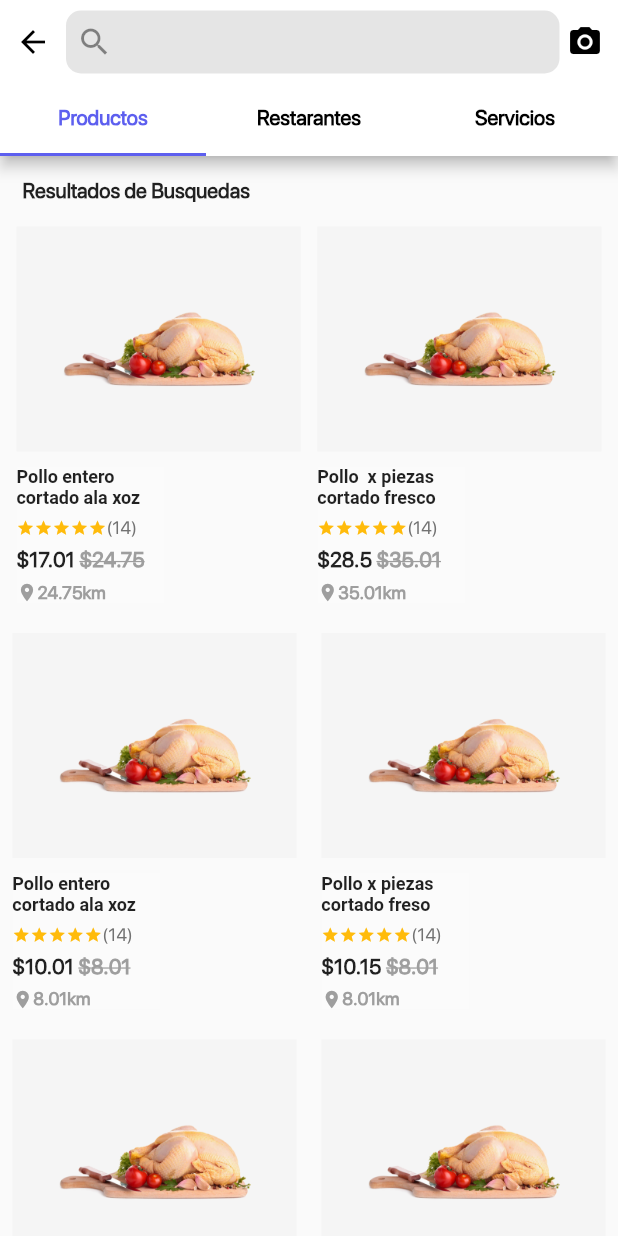
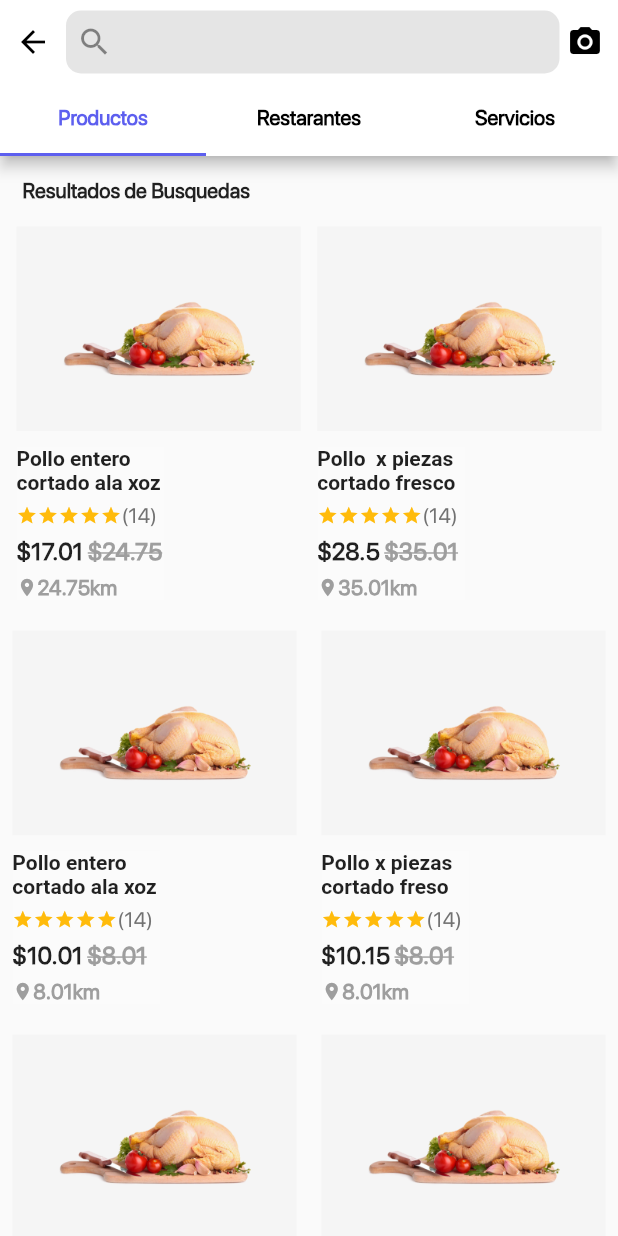
Before and after one commit to cyper145/flutter, a Flutter app: the screen it shows after launch, on a phone screen of 412 x 824 dp. Run offline on Flutter 3.47's test engine with Material 2 defaults, Android fonts, the phone set to English and light mode, and no system bars; Roboto replaces fonts that are missing (sfpro); project files that could hold a hidden picture were left out.

Commit message:
agregando detalles

```diff
--- a/lib/main.dart
+++ b/lib/main.dart
@@ -1,6 +1,5 @@
 import 'package:flutter/cupertino.dart';
 import 'package:flutter/material.dart';
-import 'package:prueba/helper/responsive.dart';
 import 'package:prueba/pages/home_page.dart';
 
 void main() {
@@ -41,6 +40,7 @@ class MyApp extends StatelessWidget {
                         color: const Color.fromRGBO(229, 229, 229, 1),
                         borderRadius: BorderRadius.circular(10)),
                     child: const TextField(
+                      style: TextStyle(fontSize: 14),
                       decoration: InputDecoration(
                         icon: Icon(Icons.search),
                         border: InputBorder.none,
@@ -57,7 +57,8 @@ class MyApp extends StatelessWidget {
               backgroundColor: Colors.white,
               bottom: const TabBar(
                   labelColor: Color.fromRGBO(93, 95, 239, 1),
-                  labelStyle: TextStyle(fontWeight: FontWeight.w700),
+                  labelStyle:
+                      TextStyle(fontWeight: FontWeight.w700, fontSize: 14),
                   unselectedLabelColor: Colors.black,
                   indicatorColor: Color.fromRGBO(93, 95, 239, 1),
                   tabs: [
--- a/lib/pages/home_page.dart
+++ b/lib/pages/home_page.dart
@@ -30,7 +30,7 @@ class _HomePagerState extends State<HomePage> {
               child: const Text(
                 "Resultados de Busquedas",
                 textAlign: TextAlign.left,
-                style: TextStyle(fontWeight: FontWeight.bold),
+                style: TextStyle(fontSize: 14, fontWeight: FontWeight.bold),
               ),
             ),
             Row(
--- a/lib/widget/card.dart
+++ b/lib/widget/card.dart
@@ -42,8 +42,6 @@ class _CardProductState extends State<CardProduct> {
         crossAxisAlignment: CrossAxisAlignment.start,
         children: [
           Container(
-            width: 200,
-            height: 150,
             padding: const EdgeInsets.symmetric(vertical: 25, horizontal: 30),
             margin: const EdgeInsets.all(0),
             color: Colors.grey[100],
@@ -64,7 +62,7 @@ class _CardProductState extends State<CardProduct> {
                   textAlign: TextAlign.left,
                   maxLines: 2,
                   style: const TextStyle(
-                      fontSize: 12.0,
+                      fontSize: 14.0,
                       fontFamily: "sfpro",
                       fontWeight: FontWeight.w600),
                 ),
@@ -74,32 +72,32 @@ class _CardProductState extends State<CardProduct> {
                     const Icon(
                       Icons.star,
                       color: Color.fromRGBO(255, 187, 11, 1),
-                      size: 12,
+                      size: 14,
                     ),
                     const Icon(
                       Icons.star,
                       color: Color.fromRGBO(255, 187, 11, 1),
-                      size: 12,
+                      size: 14,
                     ),
                     const Icon(
                       Icons.star,
                       color: Color.fromRGBO(255, 187, 11, 1),
-                      size: 12,
+                      size: 14,
                     ),
                     const Icon(
                       Icons.star,
                       color: Color.fromRGBO(255, 187, 11, 1),
-                      size: 12,
+                      size: 14,
                     ),
                     const Icon(
                       Icons.star,
                       color: Color.fromRGBO(255, 187, 11, 1),
-                      size: 12,
+                      size: 14,
                     ),
                     Text(
                       "(${widget.score.toInt()})",
                       style: const TextStyle(
-                          fontSize: 12.0,
+                          fontSize: 14.0,
                           color: Color.fromRGBO(114, 114, 114, 1)),
                     )
                   ],
@@ -109,12 +107,12 @@ class _CardProductState extends State<CardProduct> {
                   Text(
                     "\$${widget.price}",
                     style: const TextStyle(
-                        fontSize: 14.0, fontWeight: FontWeight.bold),
+                        fontSize: 16.0, fontWeight: FontWeight.bold),
                   ),
                   const SizedBox(width: 3),
                   Text("\$${widget.priceOld}",
                       style: const TextStyle(
-                        fontSize: 14.0,
+                        fontSize: 16.0,
                         fontWeight: FontWeight.w800,
                         color: Colors.grey,
                         decoration: TextDecoration.lineThrough,
@@ -126,7 +124,7 @@ class _CardProductState extends State<CardProduct> {
                     const Icon(Icons.location_on, size: 14, color: Colors.grey),
                     Text("${widget.priceOld}km",
                         style: const TextStyle(
-                          fontSize: 12.0,
+                          fontSize: 14.0,
                           fontWeight: FontWeight.w800,
                           color: Colors.grey,
                         ))
```
